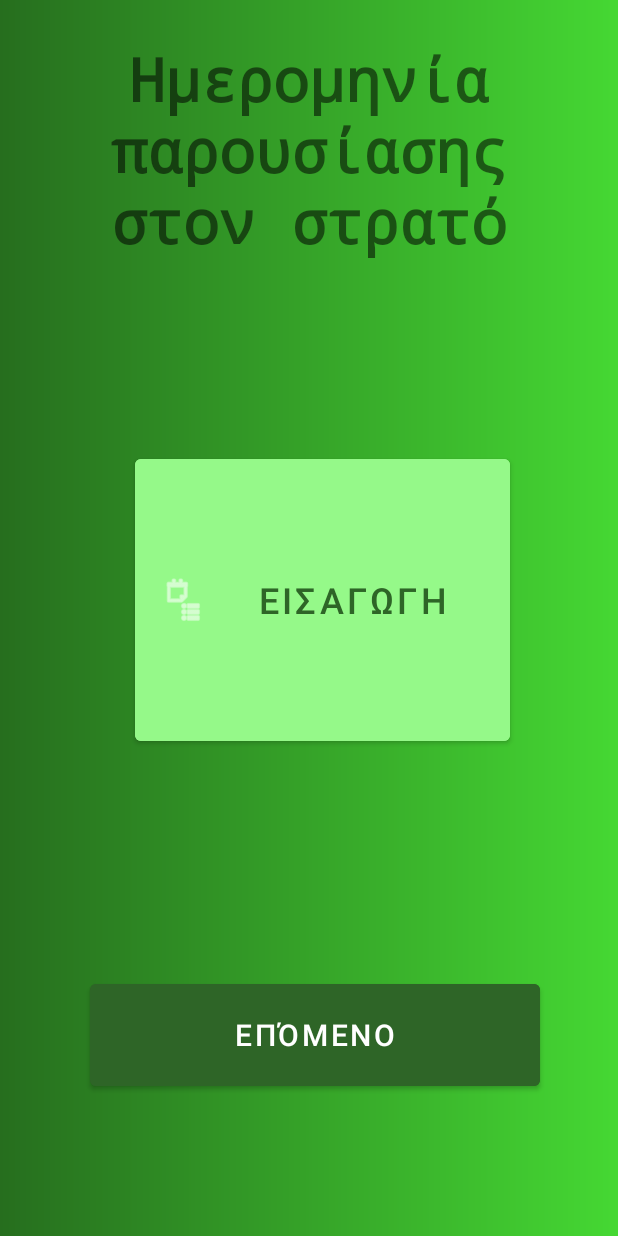
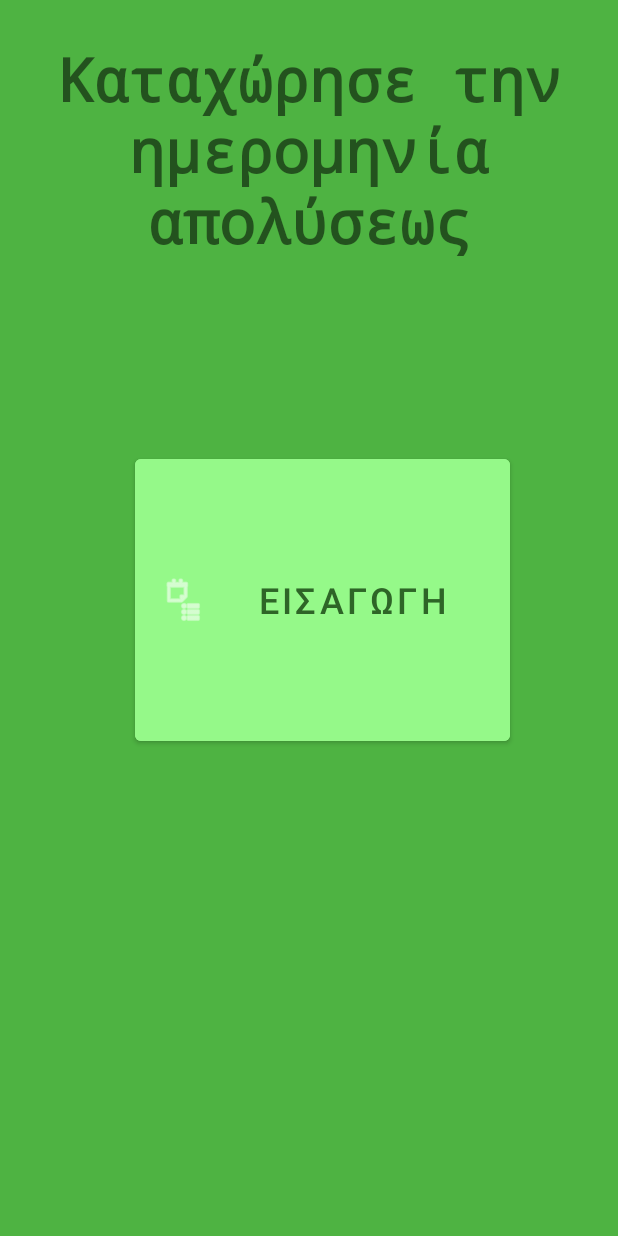
Before and after one commit to georgekazz/Lelermy, an Android app: the SetProfileActivity screen opened directly, with no data from a screen before it, after a tap on "ΕΠΌΜΕΝΟ", on a phone screen of 412 x 824 dp. Run offline under Robolectric (Android 15) with nearby library versions, the phone set to English and light mode, and no system bars; 1 other tap on this screen came first.

Commit message:
Second Calendar in new Activity

```diff
--- a/app/src/main/AndroidManifest.xml
+++ b/app/src/main/AndroidManifest.xml
@@ -11,6 +11,9 @@
         android:supportsRtl="true"
         android:theme="@style/Theme.Lelermy"
         tools:targetApi="31">
+        <activity
+            android:name=".SecondCalendarActivity"
+            android:exported="false" />
         <activity
             android:name=".SetProfileActivity"
             android:exported="false" />
--- /dev/null
+++ b/app/src/main/java/com/example/lelermy/SecondCalendarActivity.kt
@@ -0,0 +1,52 @@
+package com.example.lelermy
+
+import android.annotation.SuppressLint
+import android.app.DatePickerDialog
+import androidx.appcompat.app.AppCompatActivity
+import android.os.Bundle
+import android.util.Log
+import android.view.View
+import android.widget.Button
+import android.widget.DatePicker
+import java.text.SimpleDateFormat
+import java.util.*
+
+class SecondCalendarActivity : AppCompatActivity(), DatePickerDialog.OnDateSetListener {
+
+    private val calendar = Calendar.getInstance()
+    private val formatter = SimpleDateFormat ("MMM. dd, yyyy", Locale.US)
+
+    @SuppressLint("MissingInflatedId")
+    override fun onCreate(savedInstanceState: Bundle?) {
+        super.onCreate(savedInstanceState)
+        setContentView(R.layout.activity_second_calendar)
+
+        var terminationBt = findViewById<Button>(R.id.show_calendar_termination_bt)
+        var finishBt = findViewById<Button>(R.id.finishBt)
+
+        terminationBt.setOnClickListener {
+            finishBt.visibility = View.VISIBLE
+
+            DatePickerDialog (
+                this,
+                this,
+                calendar.get(Calendar.YEAR),
+                calendar.get(Calendar.MONTH),
+                calendar.get(Calendar.DAY_OF_MONTH)
+            ).show()
+        }
+    }
+
+    override fun onDateSet(p0: DatePicker?, year: Int, month: Int, dayOfMonth: Int) {
+        calendar.set(year,month,dayOfMonth)
+        displayFormattedDate(calendar.timeInMillis)
+    }
+
+    private fun displayFormattedDate(timestamp: Long) {
+        val show_calendar_termination_bt = findViewById<Button>(R.id.show_calendar_termination_bt)
+        show_calendar_termination_bt.text = formatter.format(timestamp)
+
+        Log.i("Formating the Second Calendar", formatter.format(timestamp).toString())
+
+    }
+}
--- a/app/src/main/java/com/example/lelermy/SetProfileActivity.kt
+++ b/app/src/main/java/com/example/lelermy/SetProfileActivity.kt
@@ -2,7 +2,7 @@ package com.example.lelermy
 
 import android.annotation.SuppressLint
 import android.app.DatePickerDialog
-import android.content.Context
+import android.content.Intent
 import androidx.appcompat.app.AppCompatActivity
 import android.os.Bundle
 import android.util.Log
@@ -10,14 +10,8 @@ import android.view.LayoutInflater
 import android.view.View
 import android.view.ViewGroup
 import android.widget.Button
-import android.widget.CalendarView
 import android.widget.DatePicker
-import android.widget.TextView
-import android.widget.Toast
-import androidx.core.view.get
 import androidx.fragment.app.Fragment
-import org.w3c.dom.Text
-import java.sql.Timestamp
 import java.text.SimpleDateFormat
 import java.util.*
 
@@ -51,7 +45,8 @@ class SetProfileActivity : AppCompatActivity(), DatePickerDialog.OnDateSetListen
 
         //invisible next button
         nextbt.setOnClickListener {
-
+            val intent = Intent(this, SecondCalendarActivity::class.java)
+            startActivity(intent)
         }
     }
 
--- /dev/null
+++ b/app/src/main/res/layout/activity_second_calendar.xml
@@ -0,0 +1,49 @@
+<?xml version="1.0" encoding="utf-8"?>
+<RelativeLayout xmlns:android="http://schemas.android.com/apk/res/android"
+    xmlns:app="http://schemas.android.com/apk/res-auto"
+    xmlns:tools="http://schemas.android.com/tools"
+    android:layout_width="match_parent"
+    android:layout_height="match_parent"
+    tools:context=".SecondCalendarActivity"
+    android:background="@color/lightgreen">
+
+
+    <TextView
+        android:id="@+id/titleTx"
+        android:layout_width="352dp"
+        android:layout_height="162dp"
+        android:layout_marginLeft="30dp"
+        android:text="Καταχώρησε την ημερομηνία απολύσεως"
+        android:textAlignment="center"
+        android:layout_marginTop="25dp"
+        android:textSize="40dp"
+        android:textStyle="bold"
+        android:typeface="monospace" />
+
+    <Button
+        android:id="@+id/show_calendar_termination_bt"
+        android:layout_width="250dp"
+        android:layout_height="200dp"
+        android:layout_marginLeft="90dp"
+        android:layout_marginTop="300dp"
+        android:backgroundTint="@color/ligreen"
+        android:text="Εισαγωγη"
+        android:textColor="@color/darkgreen"
+        android:textSize="24dp"
+        app:icon="@android:drawable/ic_menu_agenda" />
+
+    <Button
+        android:id="@+id/finishBt"
+        android:layout_width="300dp"
+        android:layout_height="80dp"
+        android:layout_marginStart="60dp"
+        android:layout_marginTop="650dp"
+        android:backgroundTint="@color/darkgreen"
+        android:clickable="false"
+        android:text="Ολοκλήρωση"
+        android:textSize="20dp"
+        android:visibility="invisible"
+        app:layout_constraintStart_toStartOf="parent"
+        app:layout_constraintTop_toTopOf="parent" />
+
+</RelativeLayout>
```
